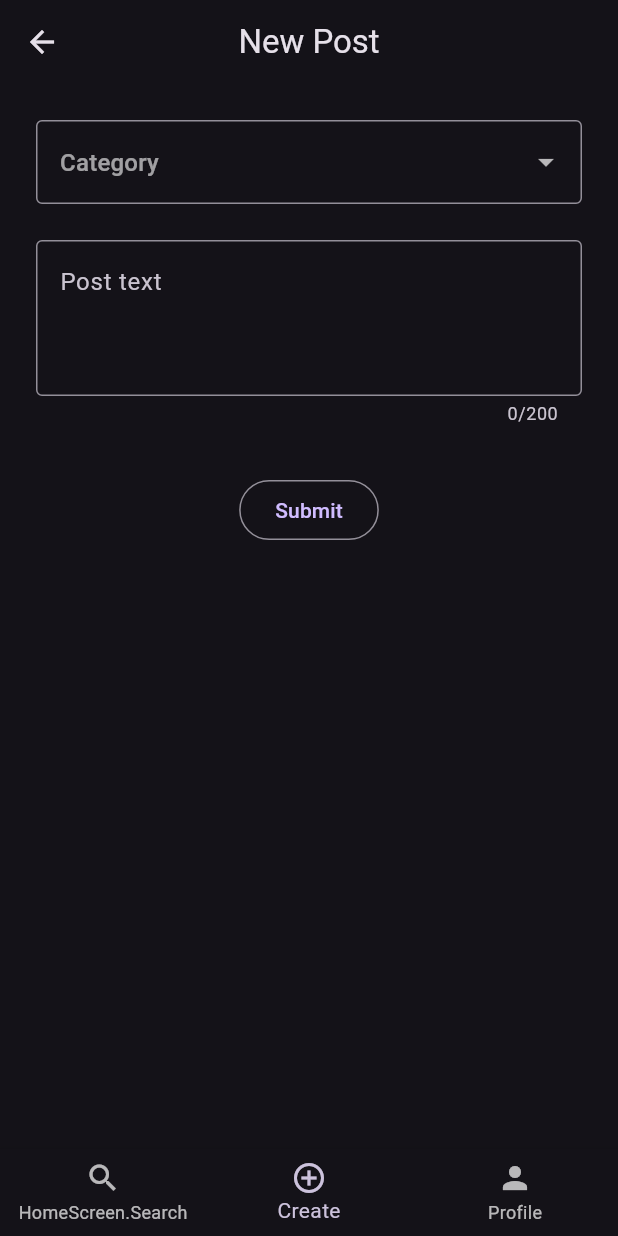
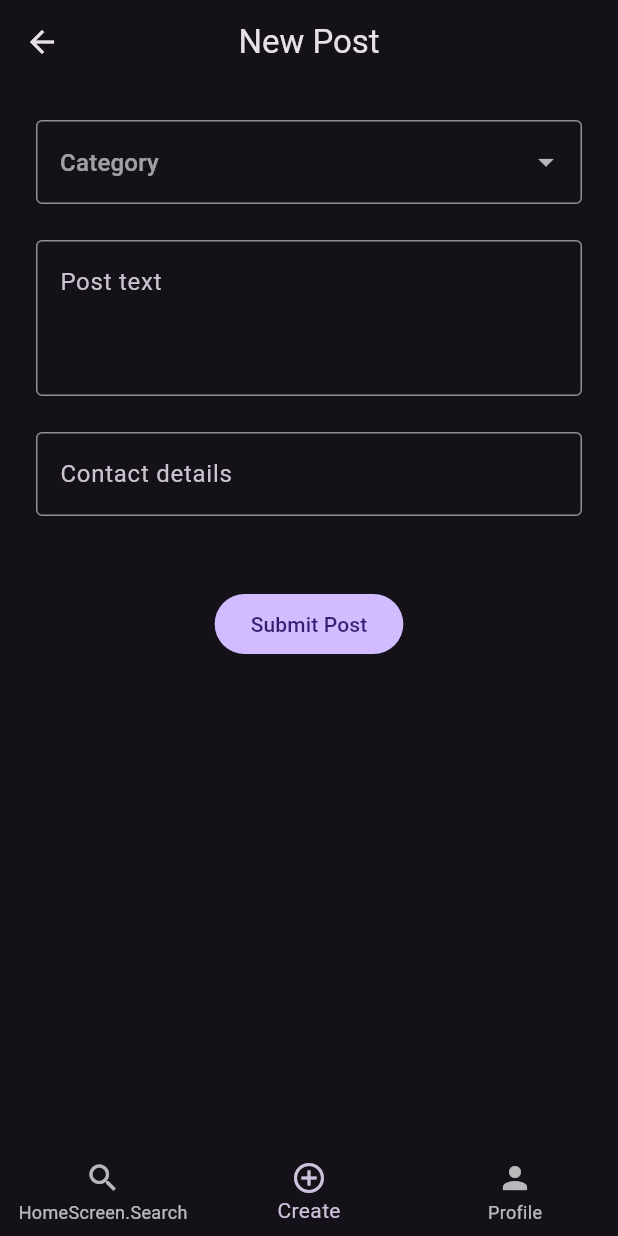
Before and after one commit to npopok/post_board, a Flutter app: the SubmitScreen screen opened by its route, on a phone screen of 412 x 824 dp. Run offline on Flutter 3.47's test engine with Material 3 defaults, Android fonts, the phone set to English and light mode, and no system bars; our stand-ins replace auto_route, cloud_firestore, easy_localization, firebase_analytics, firebase_auth, firebase_core and 6 more; accounts and stored records are empty; generated files the repository leaves out were written again; network calls fail; statements that could not run were skipped.

Commit message:
Start implementation of contact links

```diff
--- a/assets/translations/en.json
+++ b/assets/translations/en.json
@@ -13,11 +13,13 @@
     "SubmitScreen.CategoryHint": "Category",
     "SubmitScreen.CategoryEmpty": "Select category",
     "SubmitScreen.TextHint": "Post text",
-    "SubmitScreen.TextEmpty": "Enter text",
+    "SubmitScreen.TextEmpty": "Enter post text",
     "SubmitScreen.TextShort": "Too short text",
-    "SubmitScreen.SubmitButton": "Submit",
-    "SubmitScreen.Success": "Post has been published.",
-    "SubmitScreen.Error": "Error occuried.",
+    "SubmitScreen.ContactHint": "Contact details",
+    "SubmitScreen.ContactEmpty": "Enter contact details",
+    "SubmitScreen.SubmitButton": "Submit Post",
+    "SubmitScreen.Success": "Post has been published",
+    "SubmitScreen.Error": "Error occuried",
 
     "ProfileScreen.Title": "Profile",
     "ProfileScreen.Name": "Name",
--- a/lib/common/constants.dart
+++ b/lib/common/constants.dart
@@ -4,6 +4,11 @@ const kMaxNameLength = 50;
 const kMinPostLength = 10;
 const kMaxPostLength = 200;
 const kMaxPostCount = 1000;
+const kMinContactLength = 5;
+const kMaxContactLength = 50;
+
+const kProfileLocalKey = 'profile';
+const kPostsCloudKey = 'posts';
 
 const kiOSDialogPadding = EdgeInsets.only(top: 8, bottom: 32);
 const kAndroidDialogPadding = EdgeInsets.only(top: 8, bottom: 8);
--- a/lib/models/author.dart
+++ b/lib/models/author.dart
@@ -12,6 +12,7 @@ class Author with _$Author {
     required final Gender gender,
     required final int age,
     required String city,
+    required String contact,
   }) = _Author;
 
   factory Author.fromJson(Map<String, dynamic> json) => _$AuthorFromJson(json);
--- a/lib/models/post.dart
+++ b/lib/models/post.dart
@@ -3,7 +3,6 @@ import 'package:freezed_annotation/freezed_annotation.dart';
 
 import 'package:post_board/helpers/helpers.dart';
 
-import 'author.dart';
 import 'profile.dart';
 
 part 'post.freezed.dart';
@@ -14,23 +13,32 @@ enum Category { sex, love, services, jobs, other }
 @freezed
 class Post with _$Post {
   const factory Post({
-    required final Author author,
+    required final String author,
+    required final Gender gender,
+    required final int age,
+    required final String city,
     required Category category,
     required String text,
+    required String contact,
     @TimestampConverter() required final DateTime timestamp,
   }) = _Post;
 
   factory Post.fromJson(Map<String, dynamic> json) => _$PostFromJson(json);
 
-  factory Post.create(Profile profile, Category category, String text) => Post(
-        author: Author(
-          name: profile.name,
-          gender: profile.gender,
-          age: profile.age,
-          city: profile.city,
-        ),
+  factory Post.create(
+    Profile profile,
+    Category category,
+    String text,
+    String contact,
+  ) =>
+      Post(
+        author: profile.name,
+        gender: profile.gender,
+        age: profile.age,
+        city: profile.city,
         category: category,
         text: text,
+        contact: contact,
         timestamp: DateTime.timestamp(),
       );
 }
--- a/lib/repositories/cloud_repository.dart
+++ b/lib/repositories/cloud_repository.dart
@@ -7,12 +7,12 @@ class CloudRepository {
   const CloudRepository();
 
   Future<void> savePost(Post post) async {
-    final collection = FirebaseFirestore.instance.collection('posts');
+    final collection = FirebaseFirestore.instance.collection(kPostsCloudKey);
     await collection.add(post.toJson());
   }
 
   Future<List<Post>> loadPosts(Category category) async {
-    final collection = FirebaseFirestore.instance.collection('posts');
+    final collection = FirebaseFirestore.instance.collection(kPostsCloudKey);
     final snapshot = await collection
         .where('category', isEqualTo: category.name)
         .orderBy('timestamp', descending: true)
--- a/lib/screens/submit_screen.dart
+++ b/lib/screens/submit_screen.dart
@@ -22,6 +22,7 @@ class _SubmitScreenState extends ConsumerState<SubmitScreen> {
   final formKey = GlobalKey<FormState>();
   late Category category;
   late String text;
+  late String contact;
 
   @override
   Widget build(BuildContext context) {
@@ -52,12 +53,23 @@ class _SubmitScreenState extends ConsumerState<SubmitScreen> {
                 decoration: InputDecoration(
                   border: const OutlineInputBorder(),
                   hintText: 'SubmitScreen.TextHint'.tr(),
+                  counterText: '',
                 ),
                 validator: _validateText,
                 onSaved: (value) => text = value!,
               ),
-              const SizedBox(height: 32),
-              OutlinedButton(
+              const SizedBox(height: 24),
+              TextFormField(
+                maxLength: kMaxContactLength,
+                decoration: InputDecoration(
+                  border: const OutlineInputBorder(),
+                  hintText: 'SubmitScreen.ContactHint'.tr(),
+                  counterText: '',
+                ),
+                onSaved: (value) => contact = value!,
+              ),
+              const SizedBox(height: 48),
+              FilledButton(
                 onPressed: () => _submitPostHandler(ref.read(profileStateProvider)),
                 child: Text('SubmitScreen.SubmitButton'.tr()),
               ),
@@ -84,7 +96,7 @@ class _SubmitScreenState extends ConsumerState<SubmitScreen> {
       FocusManager.instance.primaryFocus?.unfocus();
 
       try {
-        getIt<CloudRepository>().savePost(Post.create(profile, category, text));
+        getIt<CloudRepository>().savePost(Post.create(profile, category, text, contact));
         ref.invalidate(postsStateProvider);
 
         showSnackBar('SubmitScreen.Success'.tr());
--- a/lib/widgets/post_details.dart
+++ b/lib/widgets/post_details.dart
@@ -2,6 +2,8 @@ import 'package:flutter/material.dart';
 
 import 'package:post_board/helpers/date_helper.dart';
 import 'package:post_board/models/models.dart';
+
+import 'contact_field.dart';
 
 class PostDetails extends StatelessWidget {
   final Post post;
@@ -11,9 +13,23 @@ class PostDetails extends StatelessWidget {
   @override
   Widget build(BuildContext context) {
     return ListTile(
-      title: Text('${post.author}, ${post.author.age}'),
-      subtitle: Text(post.text),
-      trailing: Text(post.timestamp.formatTimeSinceNow()),
+      title: Row(
+        mainAxisAlignment: MainAxisAlignment.spaceBetween,
+        children: [
+          Text('${post.author}, ${post.age}'),
+          Text(
+            post.timestamp.formatTimeSinceNow(),
+            style: Theme.of(context).textTheme.bodySmall,
+          ),
+        ],
+      ),
+      subtitle: Column(
+        crossAxisAlignment: CrossAxisAlignment.start,
+        children: [
+          Text(post.text),
+          ContactField(contact: post.contact),
+        ],
+      ),
     );
   }
 }
--- a/lib/widgets/widgets.dart
+++ b/lib/widgets/widgets.dart
@@ -1,2 +1,3 @@
+export 'contact_field.dart';
 export 'dropdown_field.dart';
 export 'post_details.dart';
--- a/pubspec.yaml
+++ b/pubspec.yaml
@@ -25,6 +25,7 @@ dependencies:
   flutter_riverpod: ^2.4.10
   shared_preferences: ^2.2.3
   json_serializable: ^6.7.1
+  url_launcher: ^6.2.6
 
 dev_dependencies:
   flutter_test:
```
Also changed, not shown: assets/translations/ru.json (+5 -3 lines), lib/providers/profile_state.dart (+3 -10 lines), lib/repositories/local_repository.dart (+12 -0 lines), lib/widgets/contact_field.dart (added, +63 -0 lines), lib/firebase.json (renamed from lib/firebase/firebase.json), lib/firebase/firebase_options.dart, lib/models/author.freezed.dart, lib/models/author.g.dart, lib/models/post.freezed.dart, lib/models/post.g.dart, lib/providers/profile_state.g.dart, pubspec.lock, 6 other files.
